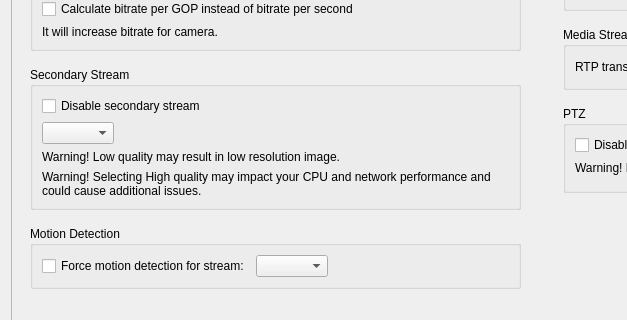
networkoptix/nx_open, file client/nx_client_desktop/src/ui/widgets/properties/expert_settings_widget.ui: the form before one commit; both pictures show x 0 to 627 and y 154 to 474 of the 1097 by 682 pixel window.
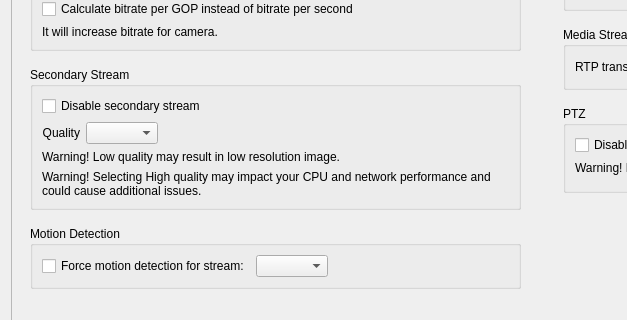
The form after the commit.

Commit message:
VMS-7178 - new Expert Settings
<==== Mercurial data ====>
Branch: vms_3.1.2

What changed in the file:
```diff
--- a/client/nx_client_desktop/src/ui/widgets/properties/expert_settings_widget.ui
+++ b/client/nx_client_desktop/src/ui/widgets/properties/expert_settings_widget.ui
@@ -59,8 +59,8 @@
        <rect>
         <x>0</x>
         <y>0</y>
-        <width>1077</width>
-        <height>574</height>
+        <width>1060</width>
+        <height>577</height>
        </rect>
       </property>
       <layout class="QHBoxLayout" name="horizontalLayout_5" stretch="1,1">
@@ -120,7 +120,7 @@
            </widget>
           </item>
           <item>
-           <widget class="QGroupBox" name="qualityGroupBox">
+           <widget class="QGroupBox" name="secondStreamGroupBox">
             <property name="title">
              <string>Secondary Stream</string>
             </property>
@@ -136,7 +136,32 @@
               </widget>
              </item>
              <item>
+              <widget class="QWidget" name="secondStreamQualityWidget" native="true">
+               <layout class="QVBoxLayout" name="verticalLayout_8">
+                <property name="leftMargin">
+                 <number>0</number>
+                </property>
+                <property name="topMargin">
+                 <number>0</number>
+                </property>
+                <property name="rightMargin">
+                 <number>0</number>
+                </property>
+                <property name="bottomMargin">
+                 <number>0</number>
+                </property>
+                <item>
               <layout class="QHBoxLayout" name="horizontalLayout">
+                  <item>
+                   <widget class="QLabel" name="secondStreamQualityLabel">
+                    <property name="text">
+                     <string>Quality</string>
+                    </property>
+                    <property name="alignment">
+                     <set>Qt::AlignRight|Qt::AlignTrailing|Qt::AlignVCenter</set>
+                    </property>
+                   </widget>
+                  </item>
                <item>
                 <widget class="QComboBox" name="secondStreamQualityComboBox"/>
                </item>
@@ -178,6 +203,9 @@
             </layout>
            </widget>
           </item>
+            </layout>
+           </widget>
+          </item>
           <item>
            <widget class="QGroupBox" name="groupBoxMotionDetection">
             <property name="title">
```
Left out of the diff: 14 changed lines with no effect on the pictures. Lines whose indentation alone changed are shown as unchanged. The commit also changes 2 other files.
